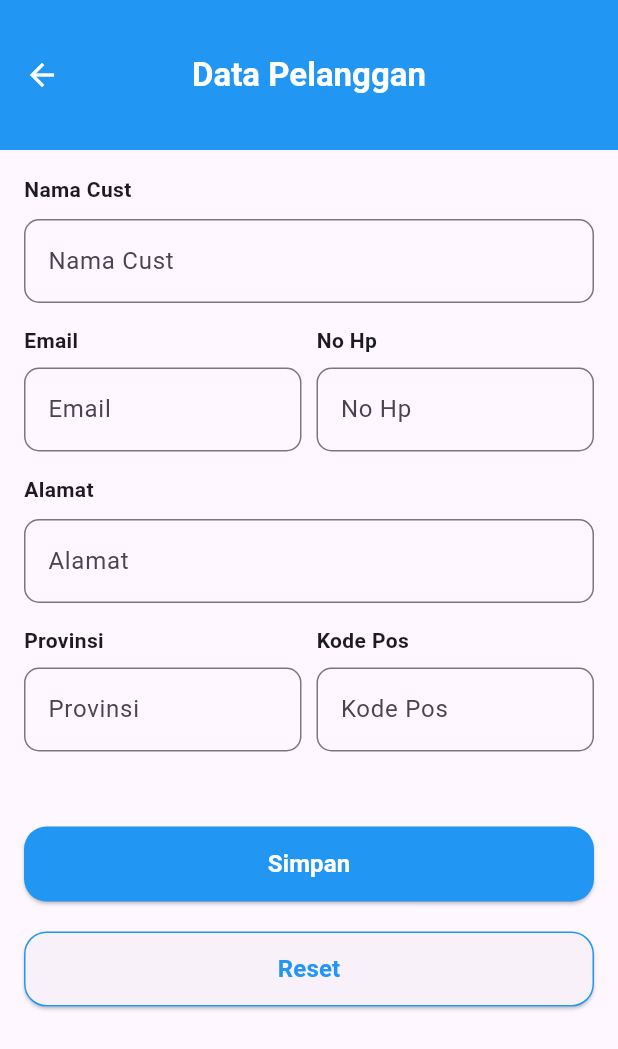
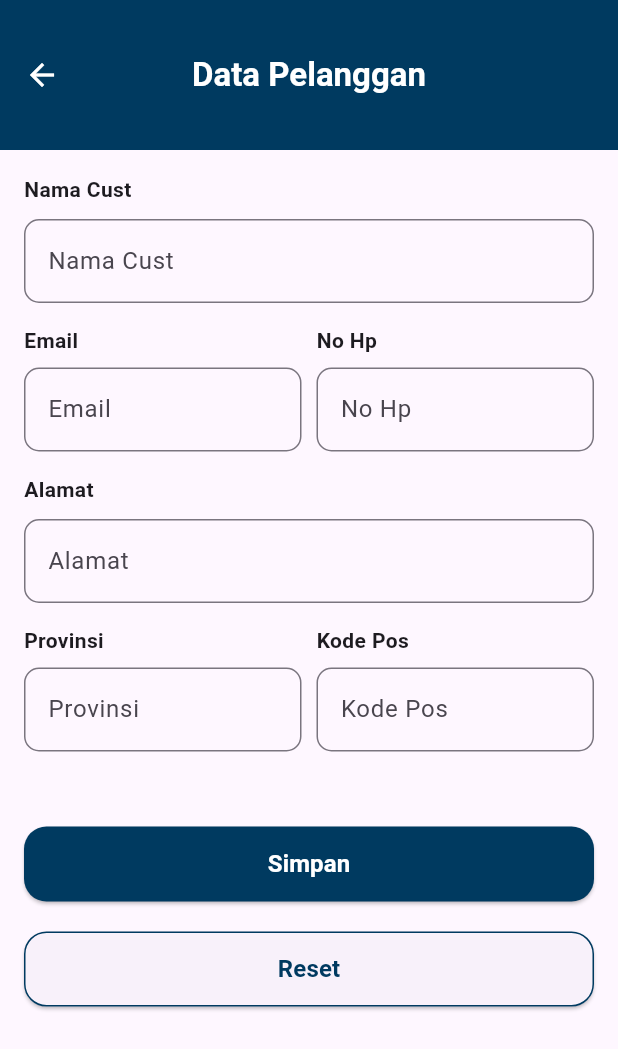
Before and after one commit to iamanggi/20220140123_UCP1Flutter, a Flutter app: the CustPage screen opened directly, on a phone screen of 412 x 824 dp. Shown: the top 1049 px of the screen. Run offline on Flutter 3.47's test engine with Material 3 defaults, Android fonts, the phone set to English and light mode, and no system bars.

Commit message:
ubah warna

```diff
--- a/lib/data_pelanggan.dart
+++ b/lib/data_pelanggan.dart
@@ -24,13 +24,18 @@ class _CustPageState extends State<CustPage> {
   Widget build(BuildContext context) {
     return Scaffold(
       appBar: AppBar(
-        leading: Icon(Icons.arrow_back, color: Colors.white,),
+        leading: IconButton(
+          icon: const Icon(Icons.arrow_back, color: Colors.white),
+          onPressed: () {
+            Navigator.pop(context);
+          },
+        ),
         centerTitle: true,
         title: Text(
           'Data Pelanggan',
           style: TextStyle(fontWeight: FontWeight.bold, color: Colors.white),
         ),
-        backgroundColor: Colors.blue,
+        backgroundColor: Color(0xFF003A60),
         toolbarHeight: 100,
       ),
       body: Form(
@@ -228,7 +233,7 @@ class _CustPageState extends State<CustPage> {
                           }
                         },
                         style: ElevatedButton.styleFrom(
-                          backgroundColor: Colors.blue,
+                          backgroundColor: Color(0xFF003A60),
                           shape: RoundedRectangleBorder(
                             borderRadius: BorderRadius.circular(15),
                           ),
@@ -254,7 +259,7 @@ class _CustPageState extends State<CustPage> {
                           kodePosController.clear();
                         },
                         style: OutlinedButton.styleFrom(
-                          side: BorderSide(color: Colors.blue),
+                          side: BorderSide(color: Color(0xFF003A60)),
                           shape: RoundedRectangleBorder(
                             borderRadius: BorderRadius.circular(15),
                           ),
@@ -262,7 +267,7 @@ class _CustPageState extends State<CustPage> {
                         child: Text('Reset',  style: TextStyle(
                             fontSize: 16,
                             fontWeight: FontWeight.bold,
-                            color: Colors.blue,
+                            color: Color(0xFF003A60),
                           ),)),
                       ),
                     )
--- a/lib/detail_pelanggan.dart
+++ b/lib/detail_pelanggan.dart
@@ -22,7 +22,7 @@ class DetailPelanggan extends StatelessWidget {
   Widget build(BuildContext context) {
     return Scaffold(
       appBar: AppBar(
-        backgroundColor: Colors.blue,
+        backgroundColor:Color(0xFF003A60),
         leading: IconButton(
           icon: const Icon(Icons.arrow_back, color: Colors.white),
           onPressed: () => Navigator.pop(context),
@@ -125,9 +125,10 @@ class DetailPelanggan extends StatelessWidget {
                       height: 50,
                       child: ElevatedButton(
                         onPressed: () {
+                          Navigator.pushNamedAndRemoveUntil(context, '/homepage', (route) => false);
                         },
                         style: ElevatedButton.styleFrom(
-                          backgroundColor: Colors.blue,
+                          backgroundColor: Color(0xFF003A60),
                           shape: RoundedRectangleBorder(
                             borderRadius: BorderRadius.circular(15),
                           ),
```
Also changed, not shown: lib/detail_piket.dart (+4 -4 lines).
